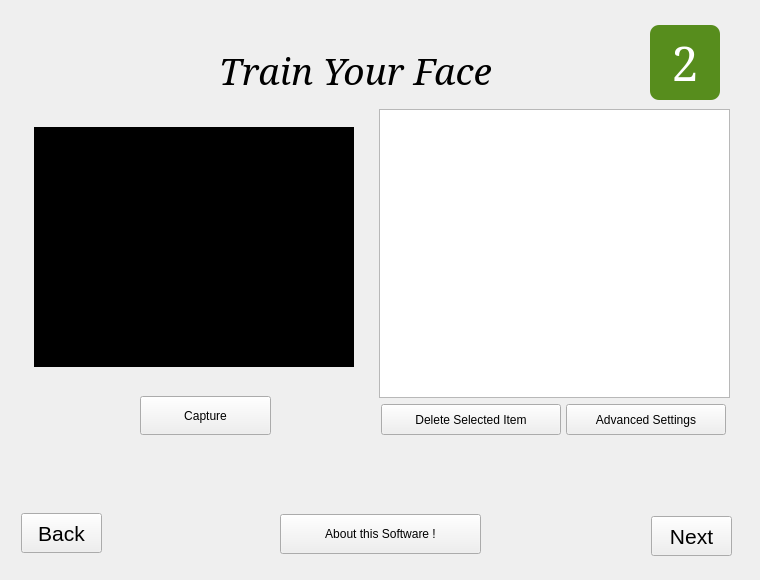
This is data/ui/uifiles/faceTrainer.ui in WilliamRen/pam-face-authentication as Qt 5 draws it before an edit. The edited form follows.
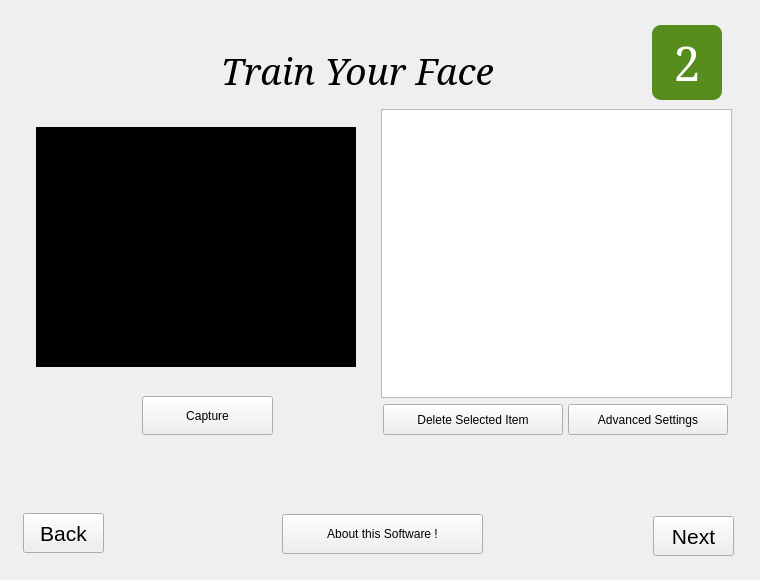
This is the edited form. The open tabs and pages were chosen to show the change. Icons and pictures are not drawn.

```diff
--- a/data/ui/uifiles/faceTrainer.ui
+++ b/data/ui/uifiles/faceTrainer.ui
@@ -39,7 +39,7 @@
    <widget class="QStackedWidget" name="stkWg">
     <property name="geometry">
      <rect>
-      <x>8</x>
+      <x>10</x>
       <y>5</y>
       <width>746</width>
       <height>567</height>
```
Left out of the diff: 2 changed lines with no effect on the pictures.
